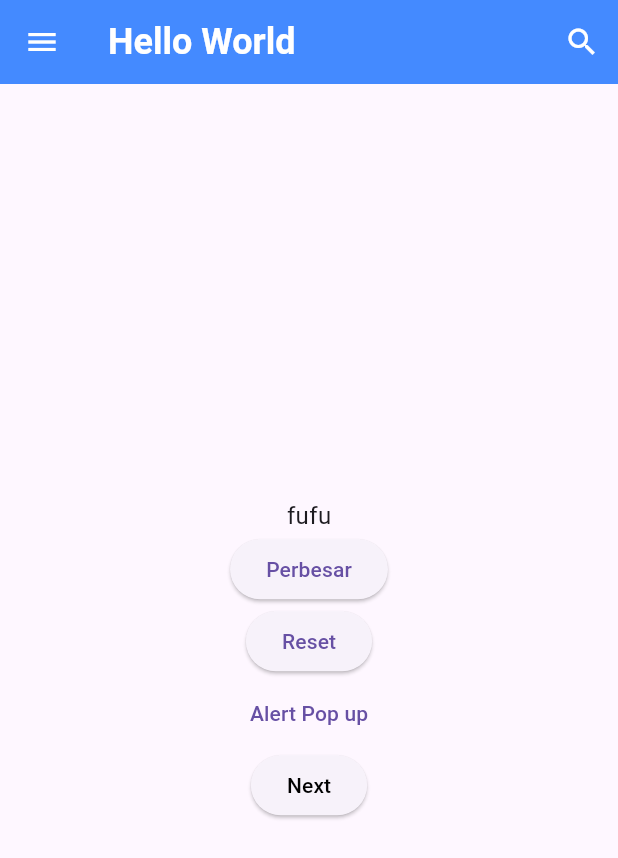
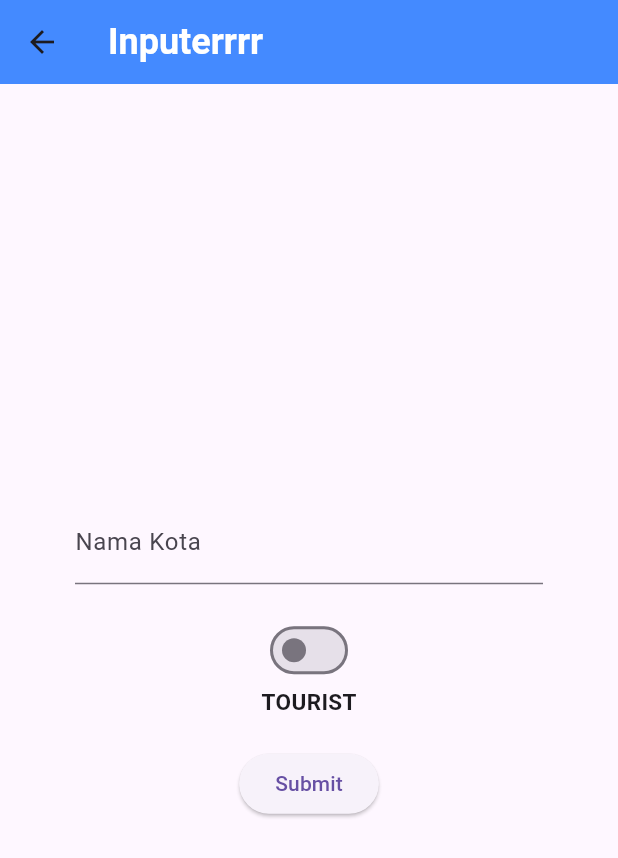
Before and after one commit to fairuzridh/belajarFlutterDicoding, a Flutter app: the screen it shows after launch, after a tap on "Next", on a phone screen of 412 x 824 dp. Shown: the top 858 px of the screen. Run offline on Flutter 3.47's test engine with Material 3 defaults, Android fonts, the phone set to English and light mode, and no system bars.

Commit message:
07.add file and interactive button to show next page

```diff
--- a/lib/main.dart
+++ b/lib/main.dart
@@ -1,4 +1,5 @@
 import 'package:flutter/material.dart';
+import 'package:test_flutter1/pages/latih.dart';
 
 void main() {
   runApp(const MyApp());
@@ -32,22 +33,11 @@ class MyApp extends StatelessWidget {
           ),
           backgroundColor: Colors.blueAccent,
         ),
-        body:  Center (
+        body: const Center (
           child: Column(
               mainAxisAlignment: MainAxisAlignment.center,
               children: [
-                const BiggerText(text: "fufu"),
-                ElevatedButton(
-                  child: const Text(
-                    'Next',
-                    style: TextStyle(
-                      color: Colors.black
-                    ),
-                  ),
-                  onPressed: (){
-                    Navigator.pop(context);
-                  },
-                )
+                BiggerText(text: "fufu"),
               ]
             ),
         )
@@ -123,6 +113,21 @@ class _BiggerTextState extends State<BiggerText> {
               showAlertDialog(context);
             });
           }
+        ),
+        const SizedBox(height: 60.0,),
+        ElevatedButton(
+          child: const Text(
+            'Next',
+            style: TextStyle(
+              color: Colors.black
+            ),
+          ),
+          onPressed: (){
+            // Navigator.of(context).push(MaterialPageRoute(builder: (context) => const Latih()));
+            Navigator.push(context, MaterialPageRoute(builder: (context){
+              return const Latih();
+            }));
+          },
         )
       ],
     );
--- /dev/null
+++ b/lib/pages/latih.dart
@@ -0,0 +1,90 @@
+import 'package:flutter/material.dart';
+
+class Latih extends StatefulWidget {
+  const Latih({super.key});
+
+  @override
+  State<Latih> createState() => _LatihState();
+}
+
+class _LatihState extends State<Latih> {
+  TextEditingController cityName = TextEditingController();
+  bool statusPeople = false;
+
+  @override
+  Widget build(BuildContext context) {
+    return Scaffold(
+      appBar: AppBar(
+        title: const Text(
+          "Inputerrrr",
+          style: TextStyle(
+            fontSize: 24.0,
+            fontWeight: FontWeight.bold,
+            color: Colors.white
+          ),
+        ),
+        backgroundColor: Colors.blueAccent,
+      ),
+      body: Padding(
+        padding: const EdgeInsets.only(left: 50.0, right: 50.0),
+        child: Column(
+          mainAxisAlignment: MainAxisAlignment.center,
+          children: [
+            TextField(
+              controller: cityName,
+              decoration: const InputDecoration(
+                labelText: 'Nama Kota',
+                hintText: 'Ex : Jakarta'
+              ),
+            ),
+            const SizedBox(height: 20.0,),
+            // Row(
+            //   mainAxisAlignment: MainAxisAlignment.center,
+            //   children: [
+                Switch(
+                  value: statusPeople,
+                  onChanged: (bool value){
+                    setState(() {
+                      statusPeople = value;
+                    });
+                    ScaffoldMessenger.of(context).showSnackBar(
+                      SnackBar(
+                        content: Text(statusPeople ? 'Native People' : 'Tourist People'),
+                        duration: const Duration(milliseconds: 800),
+                      )
+                    );
+                  }
+                ),
+                // const SizedBox(width: 10.0),
+                Text(statusPeople ? 'NATIVE' : 'TOURIST', style:const TextStyle(
+                  fontSize: 15.0,
+                  fontWeight: FontWeight.bold,
+                )),
+            //   ]
+            // ),
+            const SizedBox(height: 20.0,),
+            ElevatedButton(
+              child: const Text('Submit'),
+              onPressed: (){
+                showDialog(
+                  context: context,
+                  builder: (context){
+                    return AlertDialog(
+                      content: Text('Welcome to ${cityName.text}, ${statusPeople ? 'Native' : ''}'),
+                    ); //
+                  }
+                );
+              },
+            )
+          ],
+        ),
+      )
+    );
+  }
+
+  @override
+  void dispose() {
+    cityName.dispose();
+    super.dispose();
+  }
+}
```
